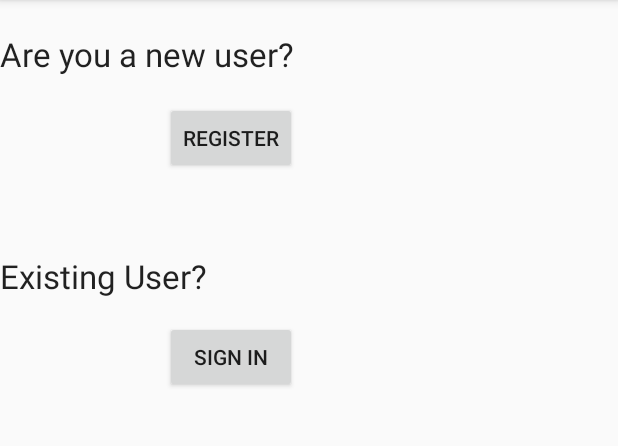
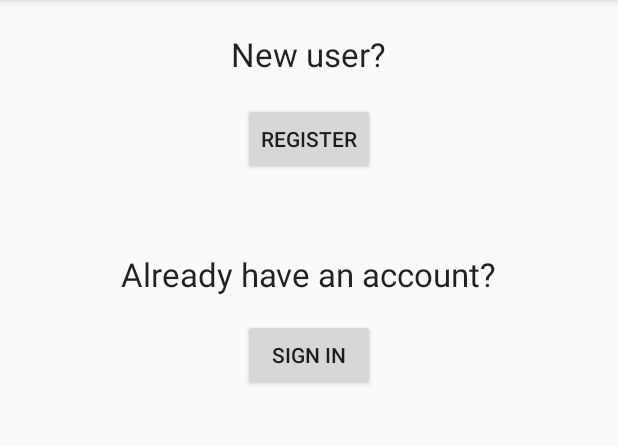
Before and after one commit to frAGILE-development/2340, an Android app: the screen it shows after launch (Homepage), on a phone screen of 412 x 824 dp, the part 84-530 px from its top. Run offline under Robolectric (Android 15) with nearby library versions, the phone set to English and light mode, and no system bars.

Commit message:
Centered user registration screen, simplified text

```diff
--- a/app/src/main/res/layout/activity_homepage.xml
+++ b/app/src/main/res/layout/activity_homepage.xml
@@ -6,34 +6,33 @@
     android:layout_height="match_parent">
 
     <TextView
-        android:text="Are you a new user?"
-        android:layout_width="match_parent"
+        android:text="New user?"
+        android:layout_width="wrap_content"
         android:layout_height="wrap_content"
         android:id="@+id/textView"
         android:textAppearance="@style/TextAppearance.AppCompat.Large"
         android:layout_marginTop="21dp"
         android:layout_alignParentTop="true"
-        android:layout_alignParentStart="true" />
+        android:layout_centerHorizontal="true" />
 
     <Button
         android:text="Register"
         android:layout_width="wrap_content"
         android:layout_height="wrap_content"
-        android:layout_marginStart="110dp"
-        android:layout_marginTop="17dp"
+        android:layout_marginTop="18dp"
         android:id="@+id/register"
         android:layout_below="@+id/textView"
-        android:layout_alignParentStart="true" />
+        android:layout_alignStart="@+id/signin" />
 
     <TextView
-        android:text="Existing User?"
+        android:text="Already have an account?"
         android:layout_width="wrap_content"
         android:layout_height="wrap_content"
+        android:layout_marginTop="51dp"
+        android:id="@+id/textView5"
+        android:textAppearance="@style/TextAppearance.AppCompat.Large"
         android:layout_below="@+id/register"
-        android:layout_alignParentStart="true"
-        android:layout_marginTop="53dp"
-        android:id="@+id/textView5"
-        android:textAppearance="@style/TextAppearance.AppCompat.Large" />
+        android:layout_centerHorizontal="true" />
 
     <Button
         android:text="Sign In"
@@ -42,6 +41,6 @@
         android:layout_marginTop="15dp"
         android:id="@+id/signin"
         android:layout_below="@+id/textView5"
-        android:layout_alignStart="@+id/register" />
+        android:layout_centerHorizontal="true" />
 
 </RelativeLayout>
--- a/build.gradle
+++ b/build.gradle
@@ -5,7 +5,7 @@ buildscript {
         jcenter()
     }
     dependencies {
-        classpath 'com.android.tools.build:gradle:2.3.2'
+        classpath 'com.android.tools.build:gradle:2.3.3'
 
         // NOTE: Do not place your application dependencies here; they belong
         // in the individual module build.gradle files
```
